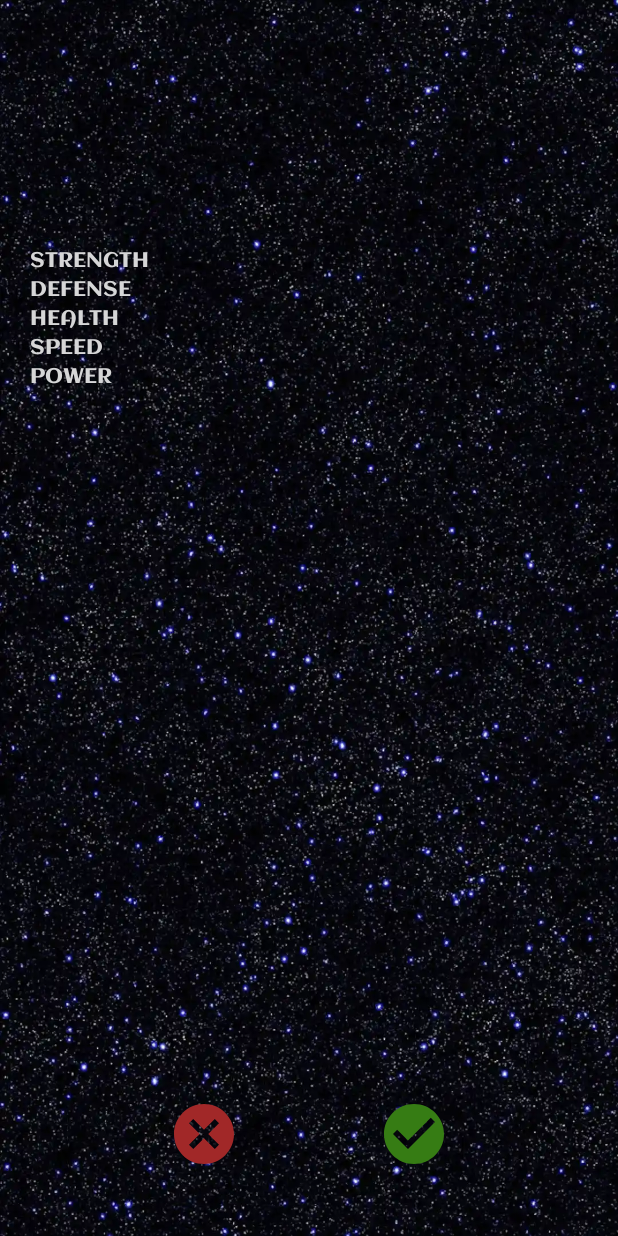
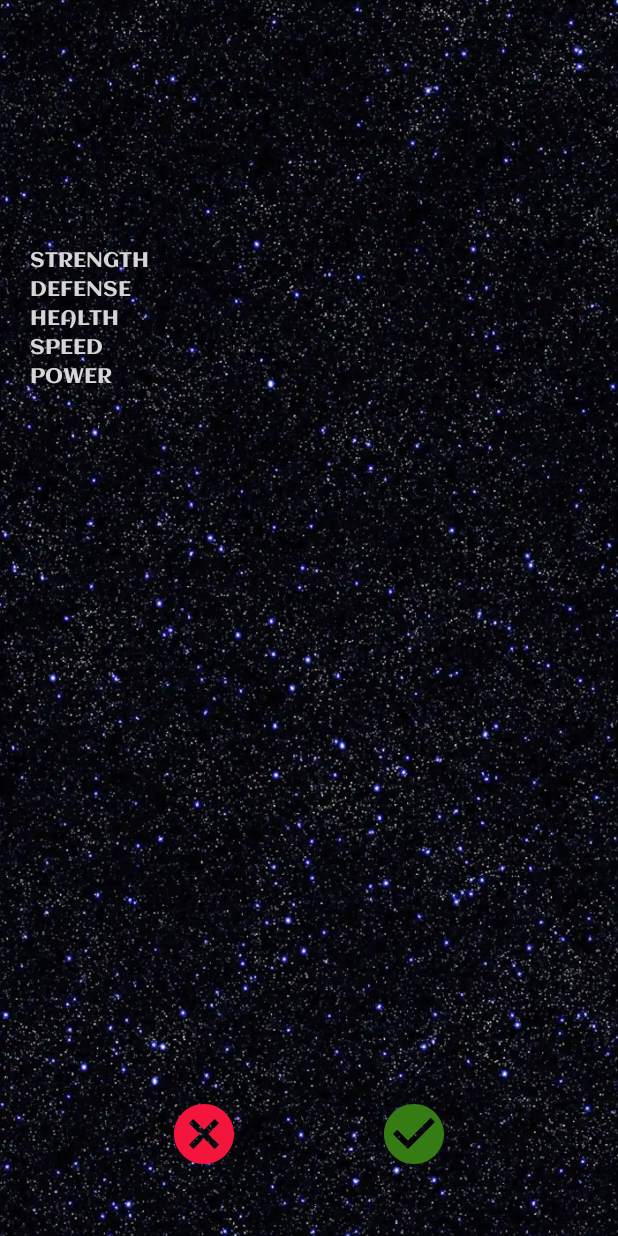
Before and after one commit to Manolek1975/StarHero, an Android app: the screen it shows after launch (MainActivity), in the side drawer, after a tap on "Detail", on a phone screen of 412 x 824 dp. Run offline under Robolectric (Android 15) with nearby library versions, the phone set to English and light mode, and no system bars; our stand-ins replace Dagger/Hilt's generated code, Room's generated code, navigation-ui; 5 statements that could not run were skipped.

Commit message:
Fragment Power

```diff
--- a/app/src/main/java/com/delek/starhero/ui/detail/DetailFragment.kt
+++ b/app/src/main/java/com/delek/starhero/ui/detail/DetailFragment.kt
@@ -112,11 +112,11 @@ class DetailFragment : Fragment() {
                 DetailFragmentDirections.actionNavDetailToNavSelect()
             )
         }
-        /*        binding.ivCheck.setOnClickListener {
-                    findNavController().navigate(
-                        DetailFragmentDirections.actionNavDetailToNavOptions(args.id)
-                    )
-                }*/
+        binding.ivCheck.setOnClickListener {
+            findNavController().navigate(
+                DetailFragmentDirections.actionNavDetailToPowerFragment(args.heroId)
+            )
+        }
     }
 
     private fun TextView.leftDrawable(@DrawableRes id: Int = 0, @DimenRes sizeRes: Int) {
--- a/app/src/main/res/drawable/button_cancel.xml
+++ b/app/src/main/res/drawable/button_cancel.xml
@@ -1,4 +1,4 @@
-<vector xmlns:android="http://schemas.android.com/apk/res/android" android:height="24dp" android:tint="#A12828" android:viewportHeight="24" android:viewportWidth="24" android:width="24dp">
+<vector xmlns:android="http://schemas.android.com/apk/res/android" android:height="24dp" android:tint="#F3153B" android:viewportHeight="24" android:viewportWidth="24" android:width="24dp">
 
     <path android:fillColor="@android:color/white" android:pathData="M12,2C6.47,2 2,6.47 2,12s4.47,10 10,10 10,-4.47 10,-10S17.53,2 12,2zM17,15.59L15.59,17 12,13.41 8.41,17 7,15.59 10.59,12 7,8.41 8.41,7 12,10.59 15.59,7 17,8.41 13.41,12 17,15.59z"/>
 
--- a/app/src/main/res/layout/fragment_detail.xml
+++ b/app/src/main/res/layout/fragment_detail.xml
@@ -75,7 +75,7 @@
         android:id="@+id/iv_ship"
         android:layout_width="wrap_content"
         android:layout_height="wrap_content"
-        android:layout_margin="20dp"
+        android:layout_margin="15dp"
         android:gravity="center"
         tools:text="Anson"
         tools:background="@drawable/s_anson"
@@ -86,7 +86,7 @@
         android:id="@+id/iv_weapon"
         android:layout_width="wrap_content"
         android:layout_height="wrap_content"
-        android:layout_margin="20dp"
+        android:layout_margin="15dp"
         android:gravity="center"
         tools:text="Disruptor\nblaster"
         tools:background="@drawable/w_disruptor_blaster"
--- a/app/src/main/res/navigation/mobile_navigation.xml
+++ b/app/src/main/res/navigation/mobile_navigation.xml
@@ -36,6 +36,21 @@
         <action
             android:id="@+id/action_nav_detail_to_nav_select"
             app:destination="@id/nav_select" />
+        <action
+            android:id="@+id/action_nav_detail_to_powerFragment"
+            app:destination="@id/powerFragment" />
+    </fragment>
+    <fragment
+        android:id="@+id/powerFragment"
+        android:name="com.delek.starhero.ui.power.PowerFragment"
+        android:label="fragment_power"
+        tools:layout="@layout/fragment_power" >
+        <action
+            android:id="@+id/action_powerFragment_to_nav_detail"
+            app:destination="@id/nav_detail" />
+        <argument
+            android:name="hero_id"
+            app:argType="integer" />
     </fragment>
 
 </navigation>
--- a/app/src/main/res/values/strings.xml
+++ b/app/src/main/res/values/strings.xml
@@ -24,6 +24,11 @@
     <string name="weapon">WEAPON</string>
     <string name="ship_detail">SHIP: %1$s</string>
     <string name="weapon_detail">%1$s\n%2$s</string>
-    <string name="check">check</string>
-    <string name="cancel">cancel</string>
+    <string name="check">Check</string>
+    <string name="cancel">Cancel</string>
+
+    <!-- POWER -->
+    <string name="head_start_skill">Select your Skill</string>
+    <string name="selected_power">Power (%1$d/%2$d)</string>
+
 </resources>
```
Also changed, not shown: app/src/main/java/com/delek/starhero/ui/power/PowerFragment.kt (added, +61 -0 lines), app/src/main/java/com/delek/starhero/ui/power/PowerViewModel.kt (added, +34 -0 lines), app/src/main/res/layout/fragment_power.xml (added, +108 -0 lines), app/src/main/res/layout/fragment_select.xml (+3 -9 lines), app/src/main/res/values/styles.xml (added, +14 -0 lines).
